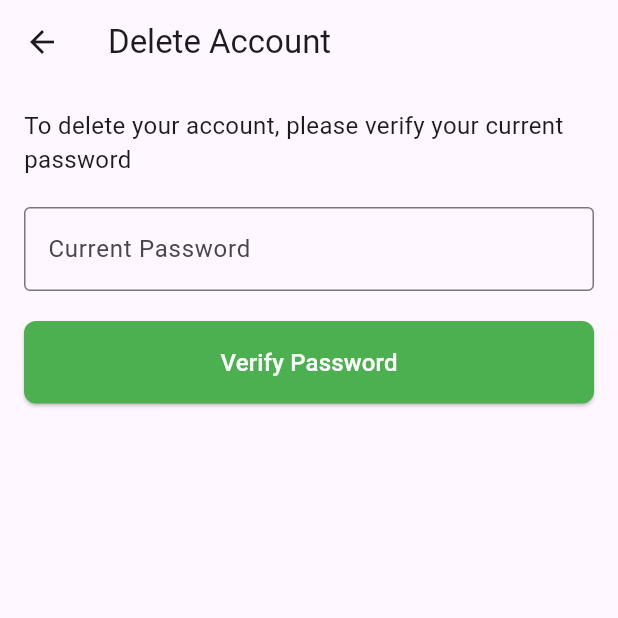
After one commit to escape2005/Plant-Care-App, a Flutter app: the DeletePage screen opened directly, after a tap on "Verify Password", on a phone screen of 412 x 824 dp, the top half of it. The commit adds this screen. Run offline on Flutter 3.47's test engine with Material 3 defaults, Android fonts, the phone set to English and light mode, and no system bars; our stand-ins replace image_picker, share_plus, shared_preferences, supabase_flutter, table_calendar; missing offline and left inert: any_link_preview; accounts and stored records are empty; generated files the repository leaves out were written again.

Commit message:
Delete_Account

```diff
--- /dev/null
+++ b/plant_care_app/lib/pages/profile/Delete_Account.dart
@@ -0,0 +1,170 @@
+import 'package:flutter/material.dart';
+import 'package:supabase_flutter/supabase_flutter.dart';
+
+class DeletePage extends StatefulWidget {
+  const DeletePage({super.key});
+
+  @override
+  State<DeletePage> createState() => _DeletePageState();
+}
+
+class _DeletePageState extends State<DeletePage> {
+  final _passwordController = TextEditingController();
+  bool _isVerified = false;
+  bool _isLoading = false;
+  String? _errorText;
+  final _supabase = Supabase.instance.client;
+
+  Future<void> _verifyPassword() async {
+    if (_passwordController.text.isEmpty) return;
+
+    setState(() {
+      _isLoading = true;
+      _errorText = null;
+    });
+
+    try {
+      final user = _supabase.auth.currentUser;
+      if (user != null && user.email != null) {
+        await _supabase.auth.signInWithPassword(
+          email: user.email!,
+          password: _passwordController.text,
+        );
+        setState(() => _isVerified = true);
+      }
+    } catch (e) {
+      setState(() => _errorText = 'Incorrect password');
+    } finally {
+      setState(() => _isLoading = false);
+    }
+  }
+
+  void _showConfirmationDialog() {
+    showDialog(
+      context: context,
+      builder: (context) => AlertDialog(
+        title: const Text('Delete Account?'),
+        content: const Text('This action cannot be undone. All your data will be permanently removed.'),
+        actions: [
+          TextButton(
+            onPressed: () => Navigator.pop(context),
+            child: const Text('Cancel'),
+          ),
+          TextButton(
+            onPressed: () {
+              Navigator.pop(context);
+              ScaffoldMessenger.of(context).showSnackBar(
+                const SnackBar(
+                  content: Text('Account deletion successful'),
+                  duration: Duration(seconds: 2),
+                ),
+              );
+              Navigator.pop(context);
+            },
+            child: const Text('Delete', style: TextStyle(color: Colors.red)),
+          ),
+        ],
+      ),
+    );
+  }
+
+  @override
+  void dispose() {
+    _passwordController.dispose();
+    super.dispose();
+  }
+
+  @override
+  Widget build(BuildContext context) {
+    return Scaffold(
+      appBar: AppBar(
+        title: const Text('Delete Account'),
+        leading: IconButton(
+          icon: const Icon(Icons.arrow_back),
+          onPressed: () => Navigator.pop(context),
+        ),
+      ),
+      body: Padding(
+        padding: const EdgeInsets.all(16.0),
+        child: Column(
+          crossAxisAlignment: CrossAxisAlignment.start,
+          children: [
+            if (!_isVerified) ...[
+              const Text(
+                'To delete your account, please verify your current password',
+                style: TextStyle(fontSize: 16),
+              ),
+              const SizedBox(height: 20),
+              TextField(
+                controller: _passwordController,
+                obscureText: true,
+                decoration: InputDecoration(
+                  labelText: 'Current Password',
+                  border: const OutlineInputBorder(),
+                  errorText: _errorText,
+                  suffixIcon: _isLoading
+                      ? const Padding(
+                          padding: EdgeInsets.all(8.0),
+                          child: CircularProgressIndicator(),
+                        )
+                      : null,
+                ),
+                enabled: !_isLoading,
+              ),
+              const SizedBox(height: 20),
+              SizedBox(
+                width: double.infinity,
+                child: ElevatedButton(
+                  style: ElevatedButton.styleFrom(
+                    backgroundColor: Colors.green,
+                    padding: const EdgeInsets.symmetric(vertical: 16),
+                    shape: RoundedRectangleBorder(
+                      borderRadius: BorderRadius.circular(8.0),
+                    ),
+                  ),
+                  onPressed: _isLoading ? null : _verifyPassword,
+                  child: const Text(
+                    'Verify Password',
+                    style: TextStyle(color: Colors.white, fontSize: 16),
+                  ),
+                ),
+              ),
+            ],
+            if (_isVerified) ...[
+              const SizedBox(height: 20),
+              const Icon(Icons.warning_amber, size: 50, color: Colors.red),
+              const SizedBox(height: 20),
+              const Text(
+                'Account Deletion Confirmation',
+                style: TextStyle(fontSize: 18, fontWeight: FontWeight.bold),
+              ),
+              const SizedBox(height: 10),
+              const Text(
+                'By proceeding, you agree to permanently delete your account and all associated data. This action is irreversible.',
+                style: TextStyle(color: Colors.red),
+              ),
+              const SizedBox(height: 30),
+              SizedBox(
+                width: double.infinity,
+                child: ElevatedButton(
+                  style: ElevatedButton.styleFrom(
+                    backgroundColor: Colors.red,
+                    padding: const EdgeInsets.symmetric(vertical: 16),
+                    shape: RoundedRectangleBorder(
+                      borderRadius: BorderRadius.circular(8.0),
+                    ),
+                  ),
+                  onPressed: _showConfirmationDialog,
+                  child: const Text(
+                    'Delete Account Permanently',
+                    style: TextStyle(color: Colors.white, fontSize: 16),
+                  ),
+                ),
+              ),
+            ],
+          ],
+        ),
+      ),
+    );
+  }
+}
--- a/plant_care_app/lib/pages/profile/main_screen.dart
+++ b/plant_care_app/lib/pages/profile/main_screen.dart
@@ -1,4 +1,5 @@
 import 'package:flutter/material.dart';
+import 'package:plant_care_app/pages/profile/Delete_Account.dart';
 import 'package:plant_care_app/pages/profile/change_password.dart';
 import 'package:plant_care_app/pages/profile/contact.dart';
 import 'package:plant_care_app/pages/profile/edit_profile.dart';
@@ -169,8 +170,9 @@ class _MainScreenState extends State<MainScreen> {
       },
       {  'icon': Icons.delete,
          'title': AppLocalizations.of(context)!.deleteAccount,
+         'page' : const DeletePage()
 
-         'page': null},
+         },
     ];
 
     return Column(
```
